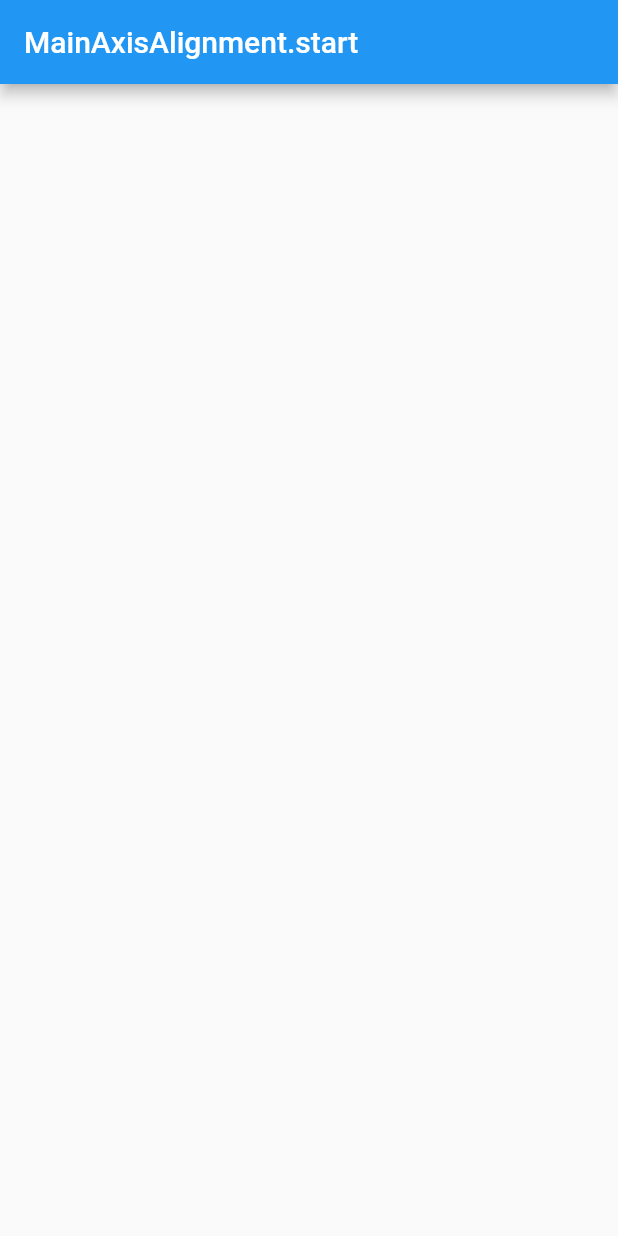
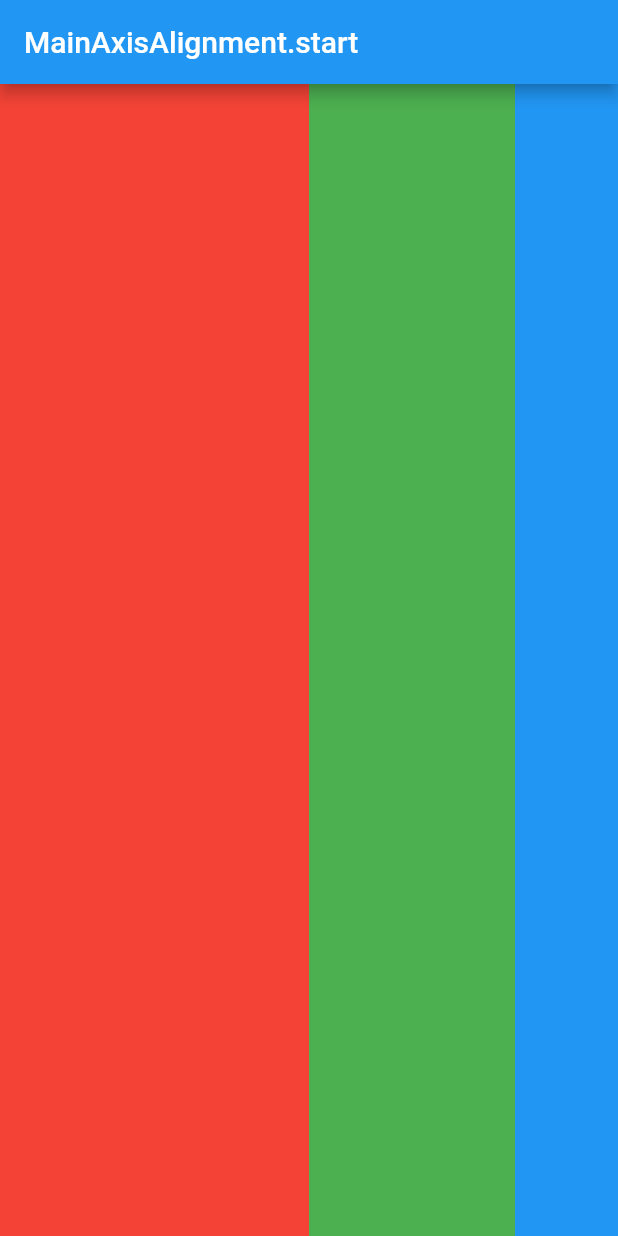
Before and after one commit to after-six/flutter-layout-wonwoo, a Flutter app: the screen it shows after launch, on a phone screen of 412 x 824 dp. Run offline on Flutter 3.47's test engine with Material 2 defaults, Android fonts, the phone set to English and light mode, and no system bars.

Commit message:
Expanded

```diff
--- a/lib/main.dart
+++ b/lib/main.dart
@@ -11,9 +11,26 @@ class MyApp extends StatelessWidget {
         appBar: AppBar(
           title: Text('MainAxisAlignment.start'),
         ),
-        body: Column(
+        body: Row(
           children: <Widget>[
-
+            Expanded(
+              child: Container(
+                decoration: const BoxDecoration(color: Colors.red),
+              ),
+              flex: 3,
+            ),
+            Expanded(
+              child: Container(
+                decoration: const BoxDecoration(color: Colors.green),
+              ),
+              flex: 2,
+            ),
+            Expanded(
+              child: Container(
+                decoration: const BoxDecoration(color: Colors.blue),
+              ),
+              flex: 1,
+            ),
           ],
         ),
       ),
```
